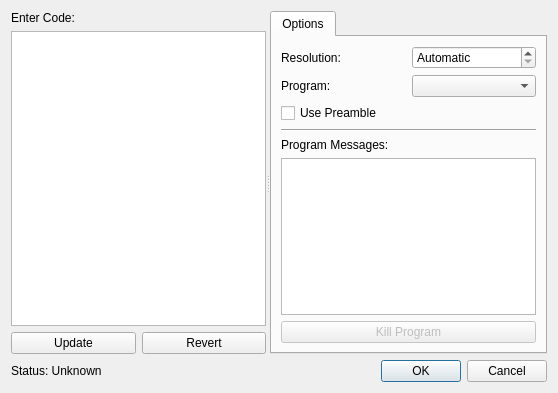
Before: the Qt Designer form scribus/latexeditor.ui in scribusproject/scribus, drawn with Qt 5.
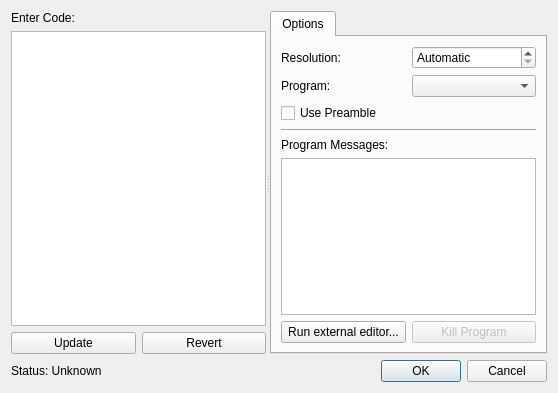
After: the same form once the commit is applied.

Commit message: Changed render frame editor handling.

```diff
--- a/scribus/latexeditor.ui
+++ b/scribus/latexeditor.ui
@@ -61,10 +61,18 @@
        <number>0</number>
       </property>
       <widget class="QWidget" name="tab" >
+       <property name="geometry" >
+        <rect>
+         <x>0</x>
+         <y>0</y>
+         <width>273</width>
+         <height>315</height>
+        </rect>
+       </property>
        <attribute name="title" >
         <string>Options</string>
        </attribute>
-       <layout class="QVBoxLayout" >
+       <layout class="QVBoxLayout" name="verticalLayout" >
         <item>
          <layout class="QGridLayout" >
           <item row="0" column="0" >
@@ -140,6 +148,15 @@
          </widget>
         </item>
         <item>
+         <layout class="QHBoxLayout" name="horizontalLayout" >
+          <item>
+           <widget class="QPushButton" name="externalEditorPushButton" >
+            <property name="text" >
+             <string>Run external editor...</string>
+            </property>
+           </widget>
+          </item>
+          <item>
          <widget class="QPushButton" name="killPushButton" >
           <property name="enabled" >
            <bool>false</bool>
@@ -150,6 +167,8 @@
          </widget>
         </item>
        </layout>
+        </item>
+       </layout>
       </widget>
      </widget>
     </widget>
```
Left out of the diff: 9 changed lines with no effect on the pictures. Lines whose indentation alone changed are shown as unchanged. The commit also changes 11 other files.
